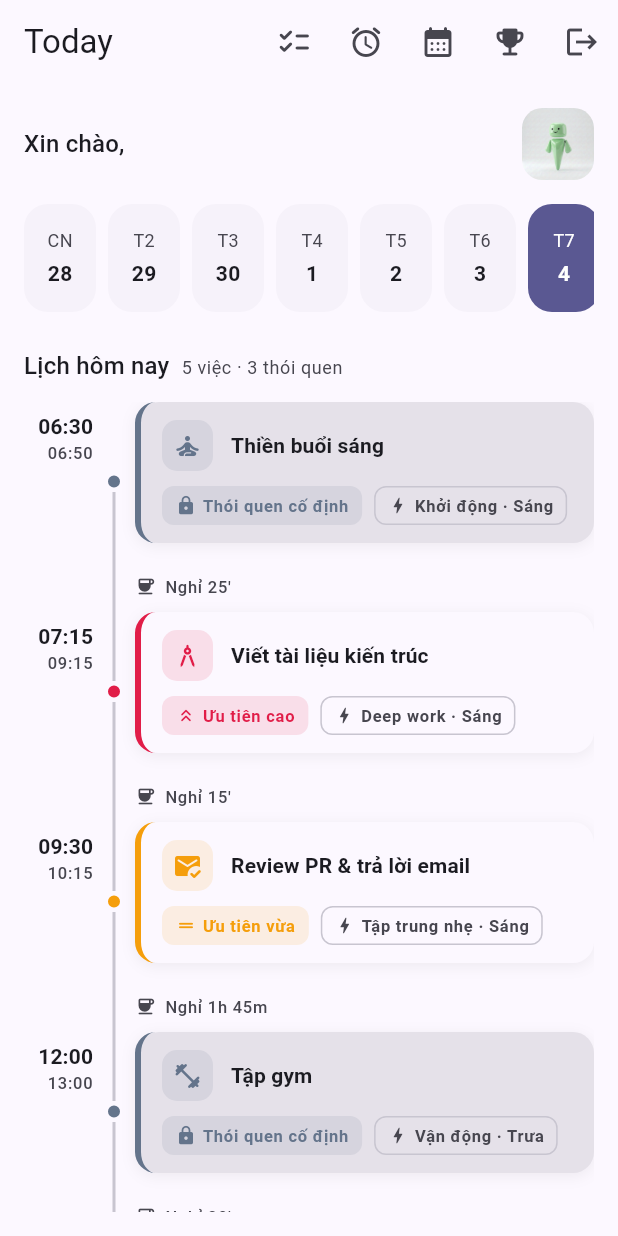
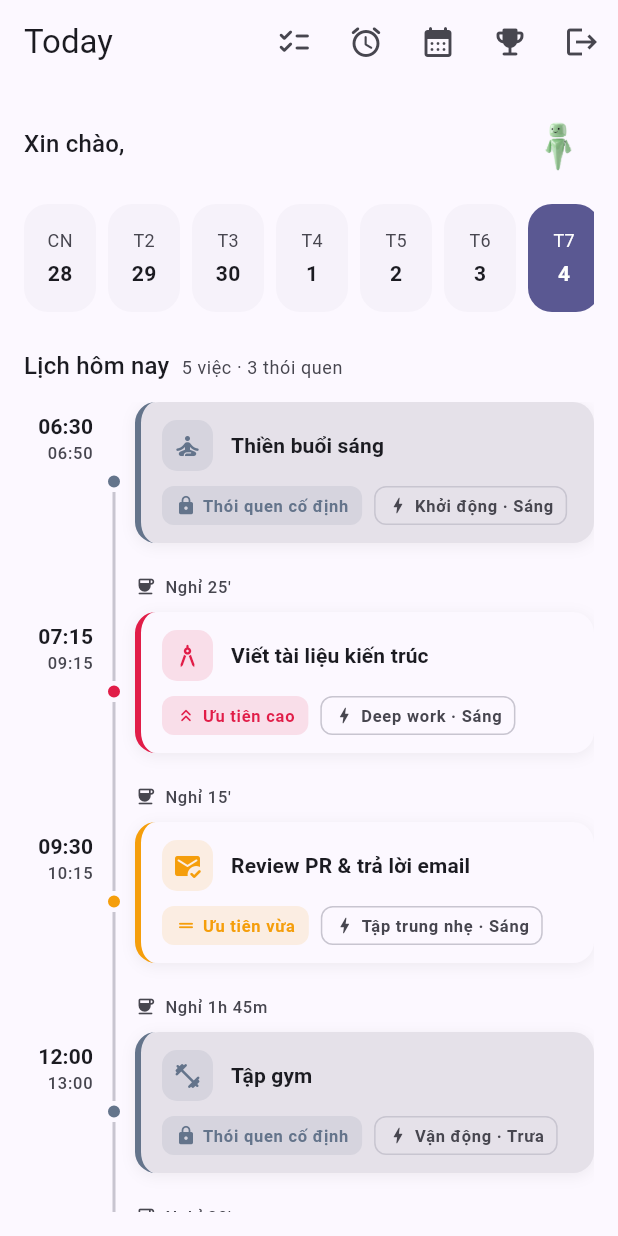
Before and after one commit to VoTrongHoang-Dyor/Focus-Plan, a Flutter app: the HomeScreen screen opened directly with empty values, on a phone screen of 412 x 824 dp. Run offline on Flutter 3.47's test engine with Material 3 defaults, Android fonts, the phone set to English and light mode, and no system bars; our stand-ins replace shared_preferences; accounts and stored records are empty.

Commit message:
fix(demo): mascot tách nền trong suốt (PNG alpha) thay bản còn nền xám
- Tạo assets/images/mascot.png nền trong suốt: flood-fill từ viền qua vùng
  saturation thấp (nền xám + bóng đổ) bằng Pillow, giữ highlight/mắt bên trong,
  feather alpha cho mượt viền.
- brand.dart: Mascot dùng mascot.png (BoxFit.contain).
- Xoá assets/images/mascot.jpg (không còn dùng). Logo giữ nguyên (nền trắng).

Co-Authored-By: Claude Opus 4.8 <noreply@anthropic.com>

```diff
--- a/focus_plan_ui_demo/lib/widgets/brand.dart
+++ b/focus_plan_ui_demo/lib/widgets/brand.dart
@@ -28,10 +28,10 @@ class Mascot extends StatelessWidget {
     return ClipRRect(
       borderRadius: BorderRadius.circular(size * 0.28),
       child: Image.asset(
-        'assets/images/mascot.jpg',
+        'assets/images/mascot.png',
         width: size,
         height: size,
-        fit: BoxFit.cover,
+        fit: BoxFit.contain,
         semanticLabel: 'Linh vật Focus Plan',
       ),
     );
```
Also changed, not shown: focus_plan_ui_demo/assets/images/mascot.jpg (deleted), focus_plan_ui_demo/assets/images/mascot.png (added).
